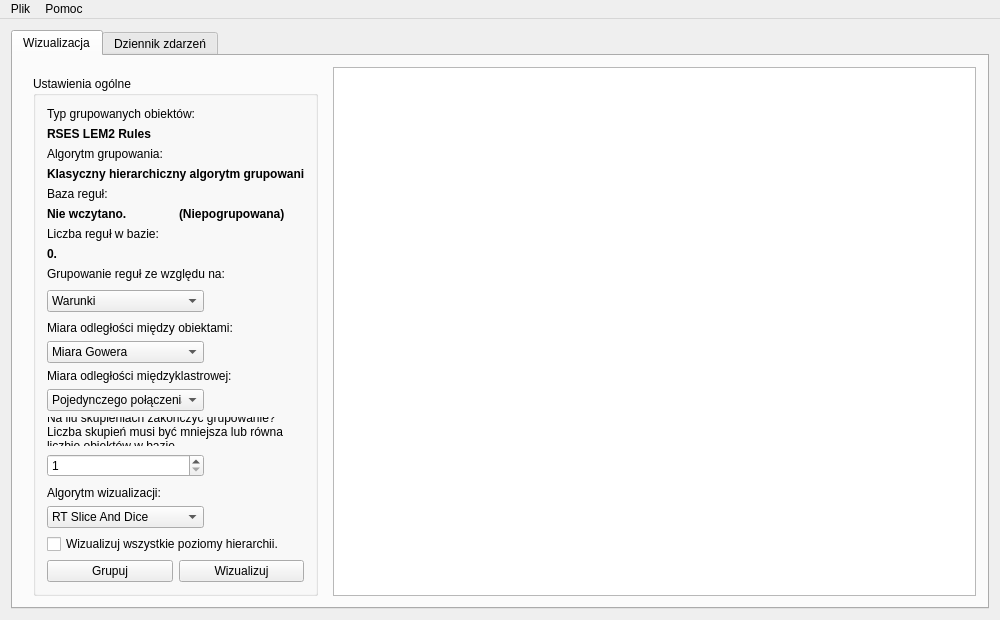
This is mainwindow.ui in Tomev/CluVis as Qt 5 draws it before an edit. The edited form follows.
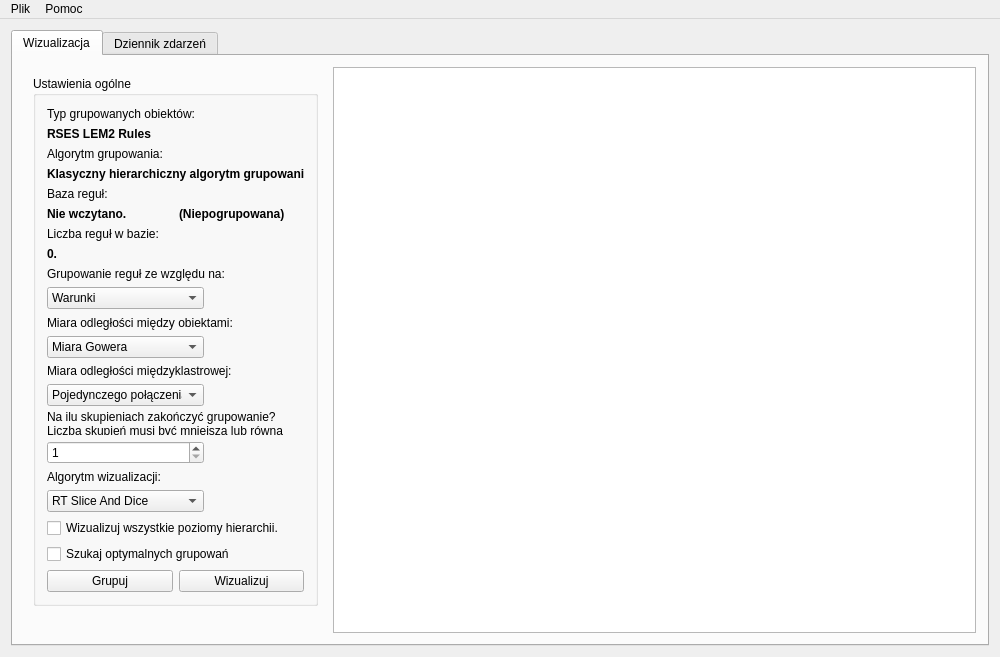
This is the edited form.

What changed in the file:
```diff
--- a/mainwindow.ui
+++ b/mainwindow.ui
@@ -10,7 +10,7 @@
     <x>0</x>
     <y>0</y>
     <width>1000</width>
-    <height>620</height>
+    <height>657</height>
    </rect>
   </property>
   <property name="minimumSize">
@@ -53,13 +53,13 @@
             <property name="minimumSize">
              <size>
               <width>303</width>
-              <height>530</height>
+              <height>540</height>
              </size>
             </property>
             <property name="maximumSize">
              <size>
               <width>303</width>
-              <height>530</height>
+              <height>540</height>
              </size>
             </property>
             <property name="frameShape">
@@ -75,7 +75,7 @@
                 <x>9</x>
                 <y>9</y>
                 <width>285</width>
-                <height>520</height>
+                <height>530</height>
                </rect>
               </property>
               <property name="sizePolicy">
@@ -87,13 +87,13 @@
               <property name="minimumSize">
                <size>
                 <width>285</width>
-                <height>520</height>
+                <height>530</height>
                </size>
               </property>
               <property name="maximumSize">
                <size>
                 <width>241</width>
-                <height>520</height>
+                <height>530</height>
                </size>
               </property>
               <property name="title">
@@ -404,6 +404,13 @@
                  </property>
                 </widget>
                </item>
+               <item>
+                <widget class="QCheckBox" name="checkBoxSearchForBestIndexes">
+                 <property name="text">
+                  <string>Szukaj optymalnych grupowań</string>
+                 </property>
+                </widget>
+               </item>
                <item>
                 <layout class="QHBoxLayout" name="horizontalLayoutButtons">
                  <item>
@@ -471,7 +478,7 @@
             <property name="sizeHint" stdset="0">
              <size>
               <width>20</width>
-              <height>40</height>
+              <height>30</height>
              </size>
             </property>
            </spacer>
```
